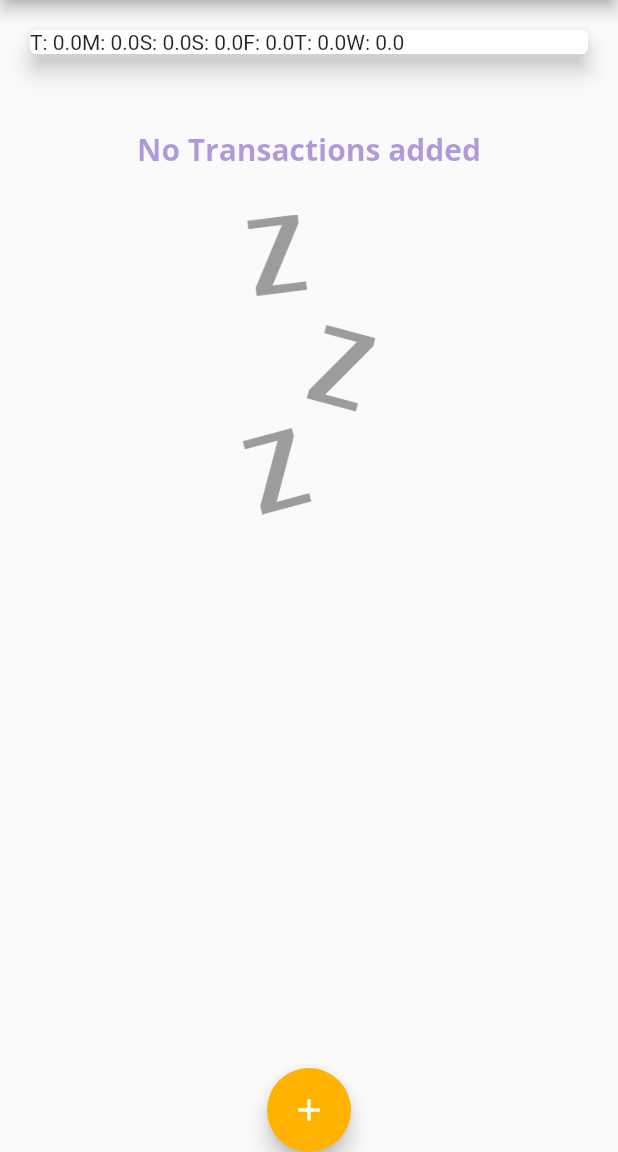
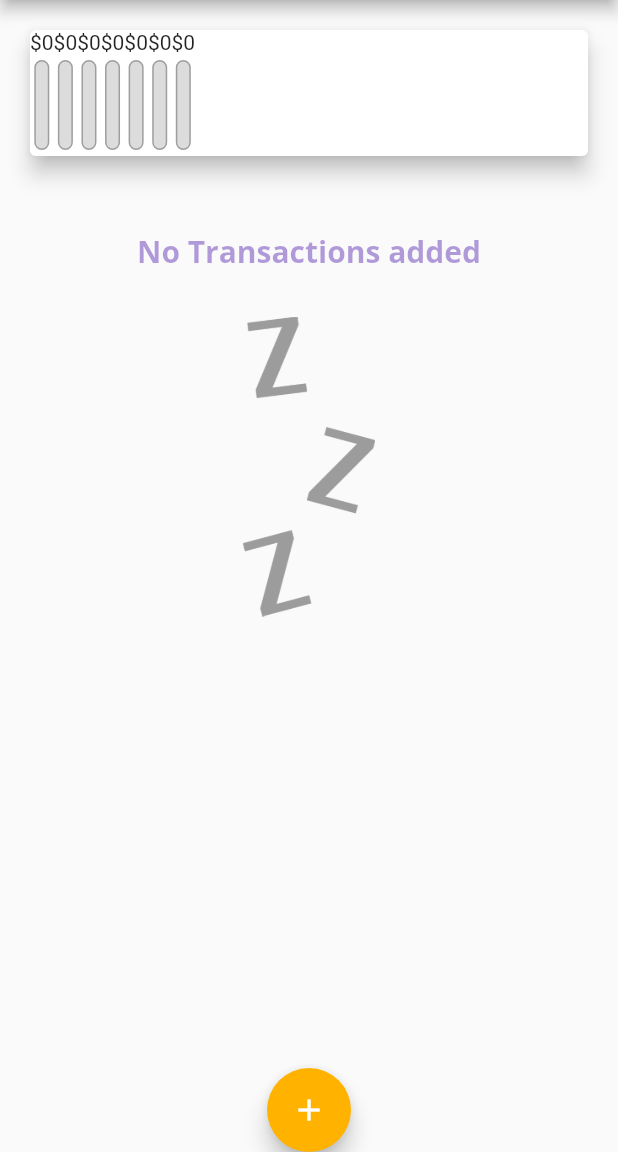
Before and after one commit to carlstep/max_expense_app_3, a Flutter app: the screen it shows after launch, on a phone screen of 412 x 824 dp, the part 84-1236 px from its top. Run offline on Flutter 3.47's test engine with Material 2 defaults, Android fonts, the light colour scheme and no system bars.

Commit message:
105 giving values to the chart

```diff
--- a/lib/widgets/chart.dart
+++ b/lib/widgets/chart.dart
@@ -1,6 +1,7 @@
 import 'package:flutter/material.dart';
+import 'package:intl/intl.dart';
 
-import 'package:intl/intl.dart';
+import './chart_bar.dart';
 import '../models/transaction.dart';
 
 class Chart extends StatelessWidget {
@@ -32,15 +33,26 @@ class Chart extends StatelessWidget {
     });
   }
 
+  double get totalSpending {
+    return groupedTransactionValues.fold(0.0, (sum, item) {
+      return sum + (item['amount'] as double);
+    });
+  }
+
   @override
   Widget build(BuildContext context) {
-    print(groupedTransactionValues);
     return Card(
       elevation: 6,
       margin: EdgeInsets.all(20),
       child: Row(
         children: groupedTransactionValues.map((data) {
-          return Text('${data['day']}: ${data['amount']}');
+          return ChartBar(
+            data['day'] as String,
+            data['amount'] as double,
+            (totalSpending == 0.0
+                ? 0.0
+                : ((data['amount'] as double) / totalSpending)),
+          );
         }).toList(),
       ),
     );
```
